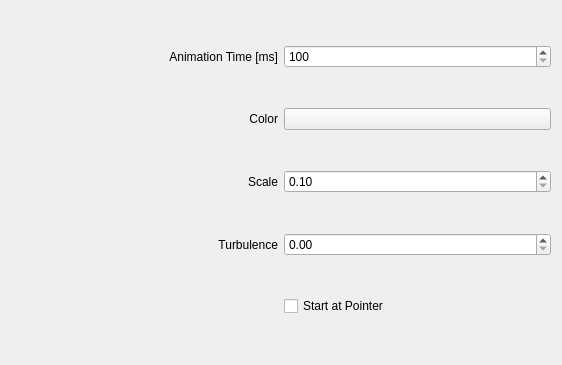
This is kwin/incinerate/config.ui in Schneegans/Burn-My-Windows as Qt 5 draws it before an edit. The edited form follows.
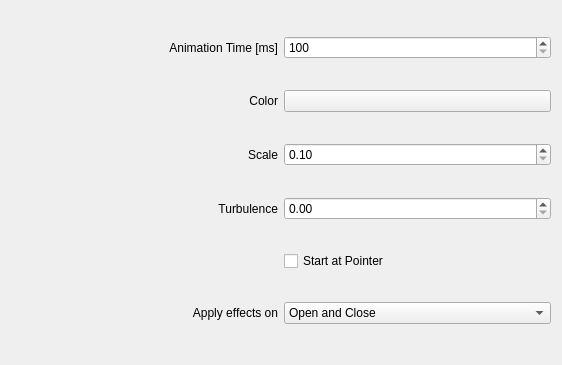
This is the edited form. Custom widgets are drawn as their Qt base class.

Commit message: :tada: Apply effect on open only or close only

Diff of the .ui file:
```diff
--- a/kwin/incinerate/config.ui
+++ b/kwin/incinerate/config.ui
@@ -113,6 +113,40 @@
                     </property>
                 </widget>
             </item>
+        
+            <item row="5" column="0">
+                <widget class="QLabel" name="label_ApplyEffectsOn">
+                    <property name="text">
+                        <string>Apply effects on</string>
+                    </property>
+                    <property name="alignment">
+                        <set>Qt::AlignmentFlag::AlignRight|Qt::AlignmentFlag::AlignTrailing|Qt::AlignmentFlag::AlignVCenter</set>
+                    </property>
+                </widget>
+            </item>
+            <item row="5" column="1">
+                <widget class="QComboBox" name="kcfg_ApplyEffectsOn">
+                                        <property name="currentIndex">
+                        <number>2</number>
+                    </property>
+<item>
+                        <property name="text">
+                            <string>Open only</string>
+                        </property>
+                    </item>
+                    <item>
+                        <property name="text">
+                            <string>Close only</string>
+                        </property>
+                    </item>
+                    <item>
+                        <property name="text">
+                            <string>Open and Close</string>
+                        </property>
+                    </item>
+                </widget>
+            </item>
+
         </layout>
     </widget>
     <customwidgets>
```
The commit also changes 38 other files.
